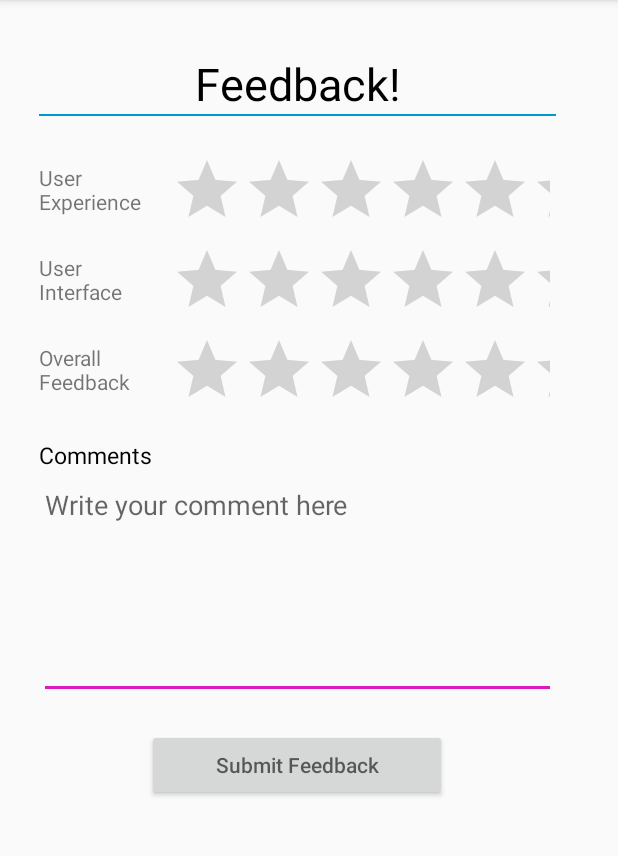
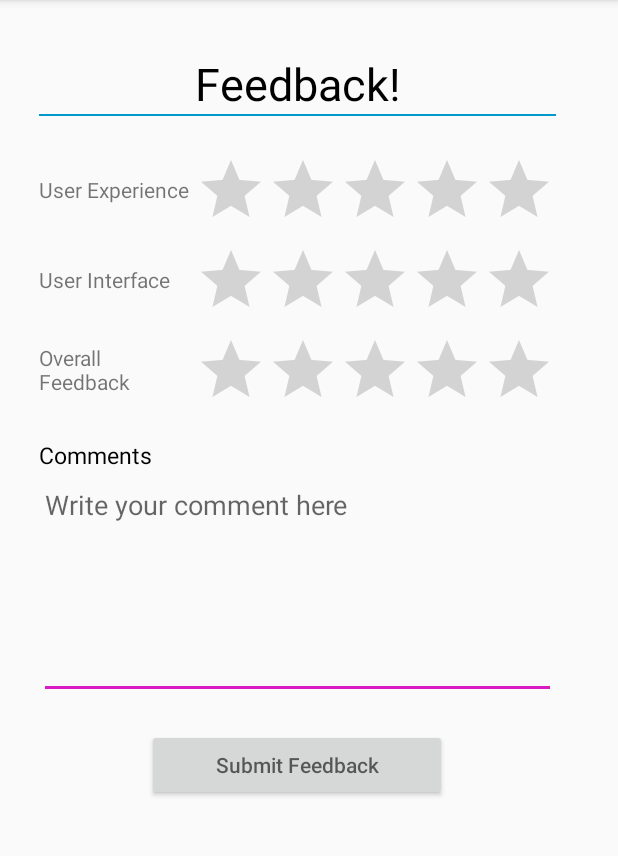
Before and after one commit to AvyChanna/csea-event-management, an Android app: the App_Feedback_Activity screen opened directly, with no data from a screen before it, on a phone screen of 412 x 824 dp, the part 84-940 px from its top. Run offline under Robolectric (Android 15) with nearby library versions, the phone set to English and light mode, and no system bars; our stand-ins replace Volley.

Commit message:
feedback part also done

```diff
--- a/CSEAEventManagement/app/src/main/java/com/cseaeventmanagement/App_Feedback_Activity.java
+++ b/CSEAEventManagement/app/src/main/java/com/cseaeventmanagement/App_Feedback_Activity.java
@@ -1,13 +1,146 @@
 package com.cseaeventmanagement;
 
+import android.content.Context;
+import android.support.design.widget.Snackbar;
 import android.support.v7.app.AppCompatActivity;
 import android.os.Bundle;
+import android.text.TextUtils;
+import android.util.Log;
+import android.view.View;
+import android.widget.EditText;
+import android.widget.RatingBar;
+import android.widget.Toast;
+
+import com.android.volley.Network;
+import com.android.volley.Request;
+import com.android.volley.RequestQueue;
+import com.android.volley.Response;
+import com.android.volley.VolleyError;
+import com.android.volley.toolbox.BasicNetwork;
+import com.android.volley.toolbox.HurlStack;
+import com.android.volley.toolbox.JsonObjectRequest;
+import com.android.volley.toolbox.NoCache;
+
+import org.json.JSONObject;
 
 public class App_Feedback_Activity extends AppCompatActivity {
+
+    // the check should be added such that the user that has submitted the feedback should not submit again
+
+    private RatingBar ratingBar1;
+    private float rating_ui;
+    private RatingBar ratingBar2;
+    private float rating_ux;
+    private RatingBar ratingBar3;
+    private float rating_overall;
+    private String app_feeback_comment;
+    private EditText comments;
+    private RequestQueue q;
 
     @Override
     protected void onCreate(Bundle savedInstanceState) {
         super.onCreate(savedInstanceState);
         setContentView(R.layout.activity_app__feedback_);
+
+        Network network = new BasicNetwork(new HurlStack());
+        q = new RequestQueue(new NoCache(), network);
+        q.start();
+
+        ratingBar1 = (RatingBar) findViewById(R.id.app_feedback_rating_ui);
+        ratingBar2 = (RatingBar) findViewById(R.id.app_feedback_rating_ux);
+        ratingBar3 = (RatingBar) findViewById(R.id.app_feedback_rating_overall);
+
+        ratingBar1.setOnRatingBarChangeListener(new RatingBar.OnRatingBarChangeListener() {
+            @Override
+            public void onRatingChanged(RatingBar ratingBar, float rating, boolean fromUser) {
+                rating_ui = ratingBar1.getRating();
+            }
+        });
+        ratingBar2.setOnRatingBarChangeListener(new RatingBar.OnRatingBarChangeListener() {
+            @Override
+            public void onRatingChanged(RatingBar ratingBar, float rating, boolean fromUser) {
+                rating_ux = ratingBar2.getRating();
+            }
+        });
+        ratingBar3.setOnRatingBarChangeListener(new RatingBar.OnRatingBarChangeListener() {
+            @Override
+            public void onRatingChanged(RatingBar ratingBar, float rating, boolean fromUser) {
+                rating_overall = ratingBar3.getRating();
+            }
+        });
+
+        View focusView = null;
+        boolean cancel = false;
+
+        if(rating_ui==0)
+        {
+            cancel = true;
+            focusView = ratingBar1;
+        }
+        if(rating_ux==0)
+        {
+            cancel = true;
+            focusView = ratingBar2;
+        }
+        if(rating_overall==0)
+        {
+            cancel = true;
+            focusView = ratingBar3;
+        }
+        if(cancel)
+            focusView.requestFocus();
+        else
+        {
+            JSONObject obj = new JSONObject();
+            comments = (EditText) findViewById(R.id.editText_app_comments);
+            if(TextUtils.isEmpty(comments.getText().toString()))
+                app_feeback_comment = "";
+            else
+                app_feeback_comment = comments.getText().toString();
+            try{
+                obj.accumulate("App_UI_Rating",rating_ui);
+                obj.accumulate("App_UX_Rating",rating_ux);
+                obj.accumulate("App_Overall_Rating",rating_overall);
+                obj.accumulate("App_Feedback_Comment",app_feeback_comment);
+            }
+            catch (Exception e)
+            {
+                Log.d("APP_FEEDBACK_SUBMIT",e.toString());
+            }
+            JsonObjectRequest jor = new JsonObjectRequest(
+                    Request.Method.POST,
+                    "http://172.16.115.46:8000/api/login/",
+                    obj,
+                    new Response.Listener<JSONObject>() {
+                        @Override
+                        public void onResponse(JSONObject response) {
+                            Log.d("API_FEEDBACK_SUBMIT", response.toString());
+                            Context context = getApplicationContext();
+                            CharSequence text = "Feedback successfully submitted";
+                            int duration = Toast.LENGTH_SHORT;
+                            Toast toast = Toast.makeText(context,text,duration);
+                            toast.show();
+//                            showProgress(false);
+                            // finish();
+                        }
+                    },
+                    new Response.ErrorListener() {
+                        @Override
+                        public void onErrorResponse(VolleyError error) {
+                            Log.d("API_CALL_ERR_FEEDBACK", error.toString());
+//                            showProgress(false);
+                            Snackbar.make(findViewById(R.id.request_event), "Error in submission. Check your network and try again", Snackbar.LENGTH_SHORT)
+                                    .setAction("Dismiss", new View.OnClickListener() {
+                                        @Override
+                                        public void onClick(View v) {
+
+                                        }
+                                    }).show();
+                        }
+                    }
+            );
+            q.add(jor);
+        }
+
     }
 }
--- a/CSEAEventManagement/app/src/main/java/com/cseaeventmanagement/RequestEventActivity.java
+++ b/CSEAEventManagement/app/src/main/java/com/cseaeventmanagement/RequestEventActivity.java
@@ -587,6 +587,11 @@ public class RequestEventActivity extends AppCompatActivity {
                         @Override
                         public void onResponse(JSONObject response) {
                             Log.d("API_CALL_EVENT_REQ", response.toString());
+                            Context context = getApplicationContext();
+                            CharSequence text = "Event successfully submitted";
+                            int duration = Toast.LENGTH_SHORT;
+                            Toast toast = Toast.makeText(context,text,duration);
+                            toast.show();
 //                            showProgress(false);
                             // finish();
                         }
--- a/CSEAEventManagement/app/src/main/res/layout/activity_app__feedback_.xml
+++ b/CSEAEventManagement/app/src/main/res/layout/activity_app__feedback_.xml
@@ -46,24 +46,21 @@
                 <LinearLayout
                     android:layout_width="match_parent"
                     android:layout_height="60dp"
-                    android:orientation="horizontal"
-                    android:weightSum="6">
+                    android:orientation="horizontal">
 
 
                     <TextView
-                        android:layout_width="0dp"
+                        android:layout_width="100dp"
                         android:layout_height="48dp"
                         android:text="User Experience"
                         android:gravity="left|center"
-                        android:layout_weight="1.5"
                         />
 
                     <RatingBar
                         android:id="@+id/app_feedback_rating_ui"
-                        android:layout_width="0dp"
+                        android:layout_width="wrap_content"
                         android:layout_height="48dp"
                         android:layout_marginHorizontal="4dp"
-                        android:layout_weight="4.5"
                         android:numStars="5"/>
 
                 </LinearLayout>
@@ -71,24 +68,21 @@
                 <LinearLayout
                     android:layout_width="match_parent"
                     android:layout_height="60dp"
-                    android:orientation="horizontal"
-                    android:weightSum="6">
+                    android:orientation="horizontal">
 
 
                     <TextView
-                        android:layout_width="0dp"
+                        android:layout_width="100dp"
                         android:layout_height="48dp"
                         android:text="User Interface"
                         android:gravity="left|center"
-                        android:layout_weight="1.5"
                         />
 
                     <RatingBar
                         android:id="@+id/app_feedback_rating_ux"
-                        android:layout_width="0dp"
                         android:layout_height="48dp"
+                        android:layout_width="wrap_content"
                         android:layout_marginHorizontal="4dp"
-                        android:layout_weight="4.5"
                         android:numStars="5"/>
 
                 </LinearLayout>
@@ -96,24 +90,22 @@
                 <LinearLayout
                     android:layout_width="match_parent"
                     android:layout_height="60dp"
-                    android:orientation="horizontal"
-                    android:weightSum="6">
+                    android:orientation="horizontal">
 
 
                     <TextView
-                        android:layout_width="0dp"
                         android:layout_height="48dp"
+                        android:layout_width="100dp"
                         android:text="Overall Feedback"
                         android:gravity="left|center"
-                        android:layout_weight="1.5"
                         />
 
                     <RatingBar
                         android:id="@+id/app_feedback_rating_overall"
-                        android:layout_width="0dp"
                         android:layout_height="48dp"
+                        android:layout_width="wrap_content"
+
                         android:layout_marginHorizontal="4dp"
-                        android:layout_weight="4.5"
                         android:numStars="5"/>
 
                 </LinearLayout>
@@ -140,8 +132,8 @@
                     android:hint="Write your comment here"
                     android:inputType="textMultiLine"
                     android:lines="6"
-                    android:scrollbars="vertical"
-                    android:maxLines="10"/>
+                    android:maxLines="10"
+                    android:scrollbars="vertical" />
 
                 <Button
                     android:layout_marginTop="20dp"
```
